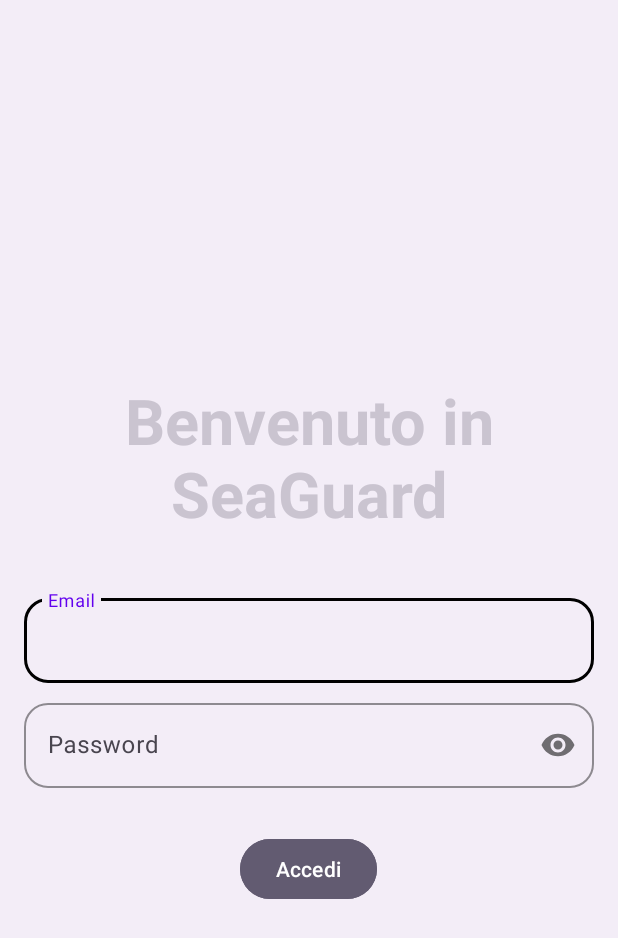
After one commit to tommasofacchin/SeaGuard, an Android app: the layout activity_login.xml on its own in the app's theme, with its tools: preview values and no code run, on a phone screen of 412 x 824 dp. The commit adds this screen. Shown: the top 938 px of the screen. Run offline under Robolectric (Android 15) with nearby library versions, the phone set to English and light mode, and no system bars.

Commit message:
Prima implementazione Login

```diff
--- a/app/src/main/java/com/seaguard/database/ReportModel.java
+++ b/app/src/main/java/com/seaguard/database/ReportModel.java
@@ -48,7 +48,7 @@ public class ReportModel implements DbModel{
         this.idArea = report.get("idArea") instanceof String ? (String) report.get("idArea") : "";
         this.latitude = report.get("latitude") instanceof Double? (double) report.get("latitude") : 0.0;
         this.longitude = report.get("longitude") instanceof Double? (double) report.get("longitude") : 0.0;
-        this.category = report.get("idCategorie") instanceof String ? (String) report.get("idCategorie") : "";
+        this.category = report.get("category") instanceof String ? (String) report.get("category") : "";
         this.time = report.get("time") instanceof String ? (String) report.get("time") : "";
         this.date = report.get("date") instanceof String ? (String) report.get("date") : "";
         this.description = report.get("description") instanceof String ? (String) report.get("description") : "";
--- a/app/src/main/java/com/seaguard/ui/home/HomeFragment.java
+++ b/app/src/main/java/com/seaguard/ui/home/HomeFragment.java
@@ -183,7 +183,7 @@ public class HomeFragment extends Fragment {
 
     private void addReportIcons () {
         DbHelper.getReports(
-                (reports) -> {
+                reports -> {
                     for(ReportModel elem : reports) {
                         // Icon
                         Drawable icon = ContextCompat.getDrawable(requireContext(), R.drawable.location);
@@ -208,7 +208,7 @@ public class HomeFragment extends Fragment {
                         map.getOverlays().add(m);
                     }
                 },
-                (e) -> {
+                e -> {
                     // TODO
                 }
         );
--- a/app/src/main/java/com/seaguard/ui/home/HomeViewModel.java
+++ b/app/src/main/java/com/seaguard/ui/home/HomeViewModel.java
@@ -1,8 +1,6 @@
 package com.seaguard.ui.home;
 
 import androidx.annotation.NonNull;
-import androidx.lifecycle.LiveData;
-import androidx.lifecycle.MutableLiveData;
 import androidx.lifecycle.ViewModel;
 
 import org.osmdroid.util.GeoPoint;
--- a/app/src/main/res/layout/activity_add_report.xml
+++ b/app/src/main/res/layout/activity_add_report.xml
@@ -296,6 +296,8 @@
                     android:layout_width="wrap_content"
                     android:layout_height="wrap_content"
                     android:text="@string/save"
+                    android:backgroundTint="@color/taupe_gray"
+                    android:textColor="@color/white"
                     android:layout_marginStart="16dp" />
             </LinearLayout>
 
--- /dev/null
+++ b/app/src/main/res/layout/activity_login.xml
@@ -0,0 +1,116 @@
+<?xml version="1.0" encoding="utf-8"?>
+<androidx.constraintlayout.widget.ConstraintLayout xmlns:android="http://schemas.android.com/apk/res/android"
+    xmlns:app="http://schemas.android.com/apk/res-auto"
+    xmlns:tools="http://schemas.android.com/tools"
+    android:id="@+id/main"
+    android:background="?attr/colorPrimary"
+    android:layout_width="match_parent"
+    android:layout_height="match_parent"
+    tools:context=".LoginActivity">
+
+    <ScrollView
+        android:layout_width="match_parent"
+        android:layout_height="match_parent"
+        android:fillViewport="true">
+
+        <LinearLayout
+            android:layout_width="match_parent"
+            android:layout_height="match_parent"
+            android:orientation="vertical"
+            android:gravity="center_vertical"
+            android:padding="@dimen/activity_vertical_margin">
+
+            <!-- Welcome text -->
+            <TextView
+                android:id="@+id/welcome_text"
+                android:layout_width="wrap_content"
+                android:layout_height="wrap_content"
+                android:text="@string/welcome"
+                android:textSize="42sp"
+                android:textStyle="bold"
+                android:gravity="center"
+                android:textColor="?attr/colorPrimaryVariant"
+                android:layout_marginTop="32dp"
+                android:layout_marginBottom="20dp"
+                android:layout_gravity="center" />
+
+            <!-- Email -->
+            <com.google.android.material.textfield.TextInputLayout
+                android:id="@+id/username_field"
+                android:layout_width="match_parent"
+                android:layout_height="wrap_content"
+                app:hintEnabled="true"
+                app:hintAnimationEnabled="true"
+                app:boxStrokeColor="?attr/colorOnPrimary"
+                app:boxBackgroundMode="outline"
+                app:hintTextColor="@color/purple_500"
+                app:boxCornerRadiusTopStart="@dimen/radius"
+                app:boxCornerRadiusTopEnd="@dimen/radius"
+                app:boxCornerRadiusBottomStart="@dimen/radius"
+                app:boxCornerRadiusBottomEnd="@dimen/radius"
+                android:layout_marginTop="16dp"
+                android:hint="@string/prompt_email"
+                android:inputType="textEmailAddress"
+                android:selectAllOnFocus="true">
+
+                <com.google.android.material.textfield.TextInputEditText
+                    android:id="@+id/username"
+                    android:layout_width="match_parent"
+                    android:layout_height="wrap_content"
+                    android:inputType="textEmailAddress"
+                    android:backgroundTint="@android:color/transparent" />
+            </com.google.android.material.textfield.TextInputLayout>
+
+            <!-- Password -->
+            <com.google.android.material.textfield.TextInputLayout
+                android:id="@+id/password_field"
+                android:layout_width="match_parent"
+                android:layout_height="wrap_content"
+                app:hintEnabled="true"
+                app:hintAnimationEnabled="true"
+                app:boxStrokeColor="?attr/colorOnPrimary"
+                app:boxBackgroundMode="outline"
+                app:hintTextColor="@color/purple_500"
+                app:boxCornerRadiusTopStart="@dimen/radius"
+                app:boxCornerRadiusTopEnd="@dimen/radius"
+                app:boxCornerRadiusBottomStart="@dimen/radius"
+                app:boxCornerRadiusBottomEnd="@dimen/radius"
+                app:passwordToggleEnabled="true"
+                android:layout_marginTop="8dp"
+                android:hint="@string/prompt_password"
+                android:imeOptions="actionDone"
+                android:selectAllOnFocus="true">
+
+                <com.google.android.material.textfield.TextInputEditText
+                    android:id="@+id/password"
+                    android:layout_width="match_parent"
+                    android:layout_height="wrap_content"
+                    android:inputType="textPassword"
+                    android:backgroundTint="@android:color/transparent" />
+            </com.google.android.material.textfield.TextInputLayout>
+
+            <!-- Login Button -->
+            <Button
+                android:id="@+id/signIn"
+                android:layout_width="wrap_content"
+                android:layout_height="wrap_content"
+                android:text="@string/action_sign_in"
+                android:layout_marginTop="30dp"
+                android:backgroundTint="@color/taupe_gray"
+                android:textColor="@color/white"
+                android:layout_gravity="center" />
+            <!-- android:enabled="false" -->
+
+            <!-- ProgressBar -->
+            <ProgressBar
+                android:id="@+id/loading"
+                android:layout_width="wrap_content"
+                android:layout_height="wrap_content"
+                android:visibility="gone"
+                android:layout_gravity="center"
+                android:layout_marginTop="10dp" />
+
+        </LinearLayout>
+    </ScrollView>
+
+</androidx.constraintlayout.widget.ConstraintLayout>
--- a/app/src/main/res/values/colors.xml
+++ b/app/src/main/res/values/colors.xml
@@ -8,6 +8,7 @@
     <color name="black">#FF000000</color>
     <color name="white">#FFFFFFFF</color>
     <color name="lavender">#FFF3EDF7</color>
-    <color name="darker_lavender">#FFEADDFF</color>
+    <color name="darker_lavender">#FFCAC4D0</color>
     <color name="dark">#FF2A2831</color>
+    <color name="taupe_gray">#FF625b71</color>
 </resources>
--- a/app/src/main/res/values/strings.xml
+++ b/app/src/main/res/values/strings.xml
@@ -8,10 +8,10 @@
     <string name="title_report">Segnalazione</string>
     <string name="prompt_email">Email</string>
     <string name="prompt_password">Password</string>
-    <string name="action_sign_in">Registrati o Accedi</string>
+    <string name="action_sign_in">Accedi</string>
     <string name="action_sign_in_short">Accedi</string>
     <string name="action_search">Cerca</string>
-    <string name="welcome">"Benvenuto"</string>
+    <string name="welcome">"Benvenuto in SeaGuard"</string>
     <string name="invalid_username">Username non valido!</string>
     <string name="invalid_password">Password must be >5 characters</string>
     <string name="login_failed">"Login fallito"</string>
```
Also changed, not shown: app/src/main/AndroidManifest.xml (+7 -6 lines), app/src/main/java/com/seaguard/AddReportActivity.java (+8 -1 lines), app/src/main/java/com/seaguard/LoginActivity.java (added, +75 -0 lines), app/src/main/java/com/seaguard/MainActivity.java (+12 -34 lines).
